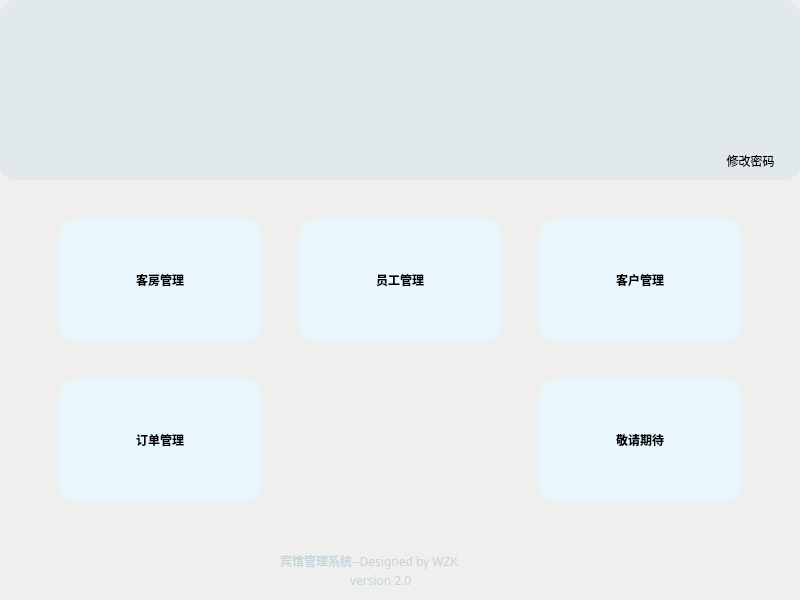
The window that pythonProject/hotel_managment/Hotel-management-master/HotelManagement/ui/MainUI.ui (wAzusa/Bachelor_code) describes before a commit, drawn with Qt 5.
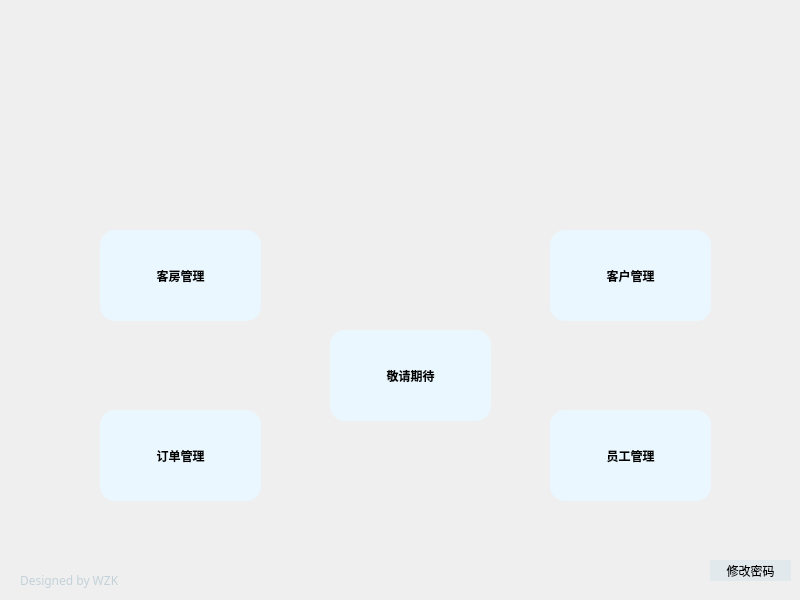
The same window after the commit. Icons and pictures are not drawn.

Commit message: 宾馆管理

Diff of the .ui file:
```diff
--- a/pythonProject/hotel_managment/Hotel-management-master/HotelManagement/ui/MainUI.ui
+++ b/pythonProject/hotel_managment/Hotel-management-master/HotelManagement/ui/MainUI.ui
@@ -52,10 +52,10 @@
    <widget class="QToolButton" name="clientbutton">
     <property name="geometry">
      <rect>
-      <x>540</x>
-      <y>220</y>
-      <width>200</width>
-      <height>120</height>
+      <x>550</x>
+      <y>230</y>
+      <width>161</width>
+      <height>91</height>
      </rect>
     </property>
     <property name="font">
@@ -85,10 +85,10 @@
    <widget class="QToolButton" name="toolButton_6">
     <property name="geometry">
      <rect>
-      <x>540</x>
-      <y>380</y>
-      <width>200</width>
-      <height>120</height>
+      <x>330</x>
+      <y>330</y>
+      <width>161</width>
+      <height>91</height>
      </rect>
     </property>
     <property name="font">
@@ -118,10 +118,10 @@
    <widget class="QToolButton" name="orderbutton">
     <property name="geometry">
      <rect>
-      <x>60</x>
-      <y>380</y>
-      <width>200</width>
-      <height>120</height>
+      <x>100</x>
+      <y>410</y>
+      <width>161</width>
+      <height>91</height>
      </rect>
     </property>
     <property name="font">
@@ -151,10 +151,10 @@
    <widget class="QToolButton" name="roombutton">
     <property name="geometry">
      <rect>
-      <x>60</x>
-      <y>220</y>
-      <width>200</width>
-      <height>120</height>
+      <x>100</x>
+      <y>230</y>
+      <width>161</width>
+      <height>91</height>
      </rect>
     </property>
     <property name="font">
@@ -187,10 +187,10 @@
    <widget class="QToolButton" name="staffbutton">
     <property name="geometry">
      <rect>
-      <x>300</x>
-      <y>220</y>
-      <width>200</width>
-      <height>120</height>
+      <x>550</x>
+      <y>410</y>
+      <width>161</width>
+      <height>91</height>
      </rect>
     </property>
     <property name="font">
@@ -217,93 +217,11 @@
      <enum>Qt::ToolButtonTextUnderIcon</enum>
     </property>
    </widget>
-   <widget class="QFrame" name="frame">
-    <property name="geometry">
-     <rect>
-      <x>0</x>
-      <y>0</y>
-      <width>800</width>
-      <height>180</height>
-     </rect>
-    </property>
-    <property name="frameShape">
-     <enum>QFrame::StyledPanel</enum>
-    </property>
-    <property name="frameShadow">
-     <enum>QFrame::Raised</enum>
-    </property>
-    <widget class="QLabel" name="welcome">
-     <property name="geometry">
-      <rect>
-       <x>40</x>
-       <y>10</y>
-       <width>751</width>
-       <height>51</height>
-      </rect>
-     </property>
-     <property name="font">
-      <font>
-       <family>幼圆</family>
-       <pointsize>12</pointsize>
-      </font>
-     </property>
-     <property name="text">
-      <string/>
-     </property>
-     <property name="alignment">
-      <set>Qt::AlignCenter</set>
-     </property>
-    </widget>
-    <widget class="QToolButton" name="toolButton_7">
-     <property name="geometry">
-      <rect>
-       <x>370</x>
-       <y>70</y>
-       <width>71</width>
-       <height>71</height>
-      </rect>
-     </property>
-     <property name="font">
-      <font>
-       <pointsize>9</pointsize>
-      </font>
-     </property>
-     <property name="text">
-      <string/>
-     </property>
-     <property name="icon">
-      <iconset>
-       <normaloff>../../../../../pictures/hotel.png</normaloff>../../../../../pictures/hotel.png</iconset>
-     </property>
-     <property name="iconSize">
-      <size>
-       <width>100</width>
-       <height>100</height>
-      </size>
-     </property>
-    </widget>
-    <widget class="QToolButton" name="modifyPwd">
-     <property name="geometry">
-      <rect>
-       <x>710</x>
-       <y>150</y>
-       <width>81</width>
-       <height>21</height>
-      </rect>
-     </property>
-     <property name="styleSheet">
-      <string notr="true">background:#e1e9ed</string>
-     </property>
-     <property name="text">
-      <string>修改密码</string>
-     </property>
-    </widget>
-   </widget>
    <widget class="QLabel" name="label">
     <property name="geometry">
      <rect>
-      <x>280</x>
-      <y>540</y>
+      <x>20</x>
+      <y>560</y>
       <width>241</width>
       <height>41</height>
      </rect>
@@ -756,7 +674,7 @@
      </font>
     </property>
     <property name="text">
-     <string>宾馆管理系统--Designed by WZK</string>
+     <string>Designed by WZK</string>
     </property>
    </widget>
    <widget class="QLabel" name="label_2">
@@ -1216,7 +1134,45 @@
      </font>
     </property>
     <property name="text">
-     <string>version 2.0</string>
+     <string/>
+    </property>
+   </widget>
+   <widget class="QLabel" name="welcome">
+    <property name="geometry">
+     <rect>
+      <x>30</x>
+      <y>80</y>
+      <width>751</width>
+      <height>51</height>
+     </rect>
+    </property>
+    <property name="font">
+     <font>
+      <family>幼圆</family>
+      <pointsize>12</pointsize>
+     </font>
+    </property>
+    <property name="text">
+     <string/>
+    </property>
+    <property name="alignment">
+     <set>Qt::AlignCenter</set>
+    </property>
+   </widget>
+   <widget class="QToolButton" name="modifyPwd">
+    <property name="geometry">
+     <rect>
+      <x>710</x>
+      <y>560</y>
+      <width>81</width>
+      <height>21</height>
+     </rect>
+    </property>
+    <property name="styleSheet">
+     <string notr="true">background:#e1e9ed</string>
+    </property>
+    <property name="text">
+     <string>修改密码</string>
     </property>
    </widget>
   </widget>
```
The commit also changes 15 other files.
